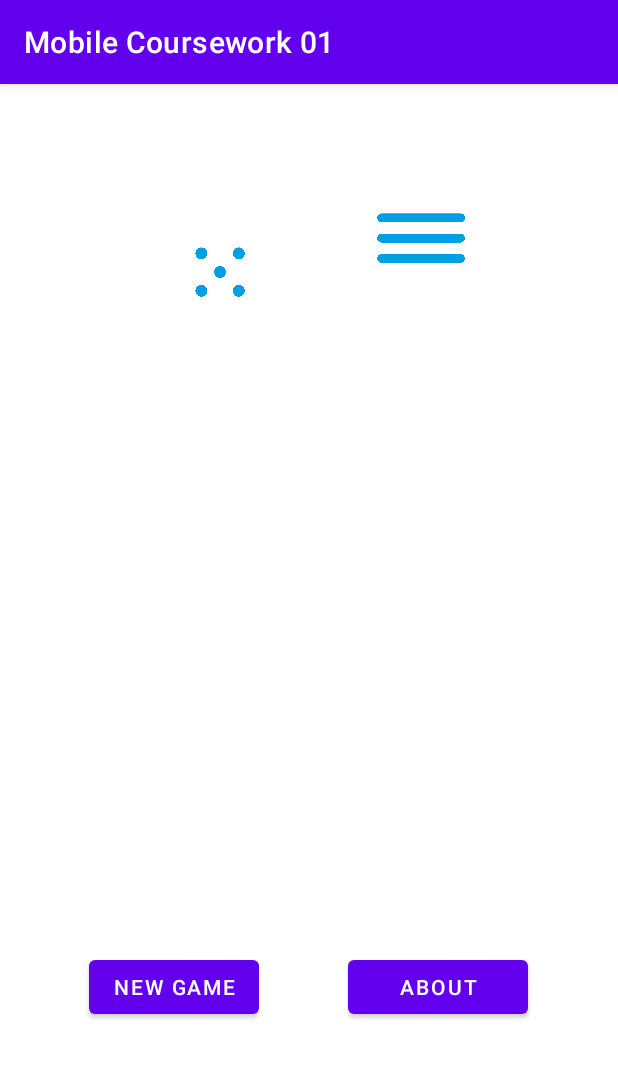
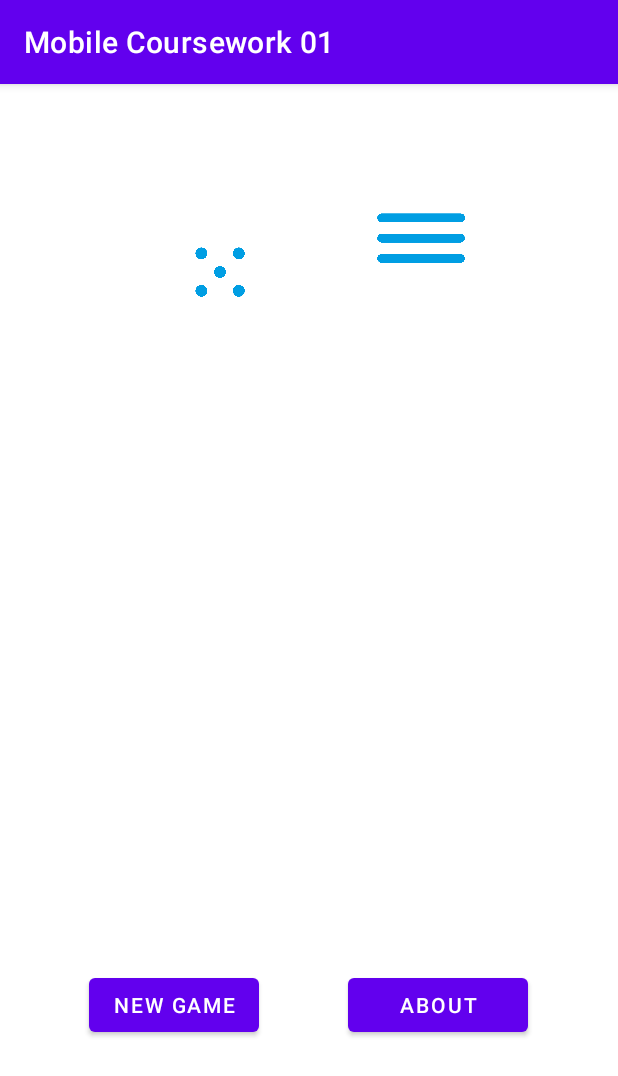
Before and after one commit to MalithSrineth/MobileCW-01_2023, an Android app: the screen it shows after launch (MainActivity), on a phone screen of 412 x 824 dp. Shown: the top 1076 px of the screen. Run offline under Robolectric (Android 15) with nearby library versions, the phone set to English and light mode, and no system bars.

Commit message:
Start Page

```diff
--- a/app/src/main/res/layout/activity_main.xml
+++ b/app/src/main/res/layout/activity_main.xml
@@ -33,7 +33,7 @@
 
         <Space
             android:layout_width="match_parent"
-            android:layout_height="386dp" />
+            android:layout_height="398dp" />
 
         <LinearLayout
             android:layout_width="match_parent"
@@ -68,6 +68,7 @@
                 android:layout_height="match_parent"
                 android:layout_weight="1" />
         </LinearLayout>
+
     </LinearLayout>
 
 </androidx.constraintlayout.widget.ConstraintLayout>
```
